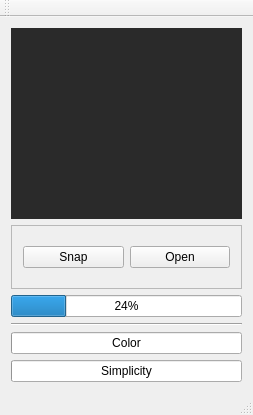
The window that ui/wafmainwindow.ui (nagyistoce/wafmeter) describes before a commit, drawn with Qt 5.
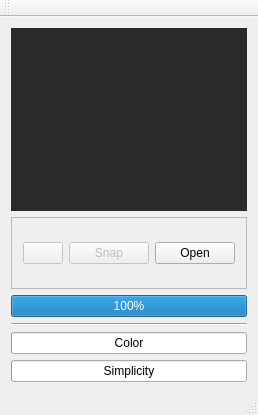
The same window after the commit. Icons and pictures are not drawn.

Commit message: Debug crash Added icon for webcam/camera

Diff of the .ui file:
```diff
--- a/ui/wafmainwindow.ui
+++ b/ui/wafmainwindow.ui
@@ -30,7 +30,7 @@
       <property name="maximumSize">
        <size>
         <width>16777215</width>
-        <height>64</height>
+        <height>72</height>
        </size>
       </property>
       <property name="frameShape">
@@ -40,8 +40,37 @@
        <enum>QFrame::Raised</enum>
       </property>
       <layout class="QHBoxLayout" name="horizontalLayout">
+       <property name="topMargin">
+        <number>4</number>
+       </property>
+       <property name="bottomMargin">
+        <number>4</number>
+       </property>
+       <item>
+        <widget class="QPushButton" name="camButton">
+         <property name="enabled">
+          <bool>false</bool>
+         </property>
+         <property name="toolTip">
+          <string>Activate camera grabbing</string>
+         </property>
+         <property name="text">
+          <string/>
+         </property>
+         <property name="icon">
+          <iconset resource="WAFMeter.qrc">
+           <normaloff>:/icons/camera-web.png</normaloff>:/icons/camera-web.png</iconset>
+         </property>
+         <property name="checkable">
+          <bool>true</bool>
+         </property>
+        </widget>
+       </item>
        <item>
         <widget class="QPushButton" name="snapButton">
+         <property name="enabled">
+          <bool>false</bool>
+         </property>
          <property name="text">
           <string>Snap</string>
          </property>
@@ -60,7 +89,7 @@
     <item>
      <widget class="QProgressBar" name="wafProgressBar">
       <property name="value">
-       <number>24</number>
+       <number>100</number>
       </property>
      </widget>
     </item>
```
Left out of the diff: 18 changed lines with no effect on the pictures. The commit also changes 2 other files.
